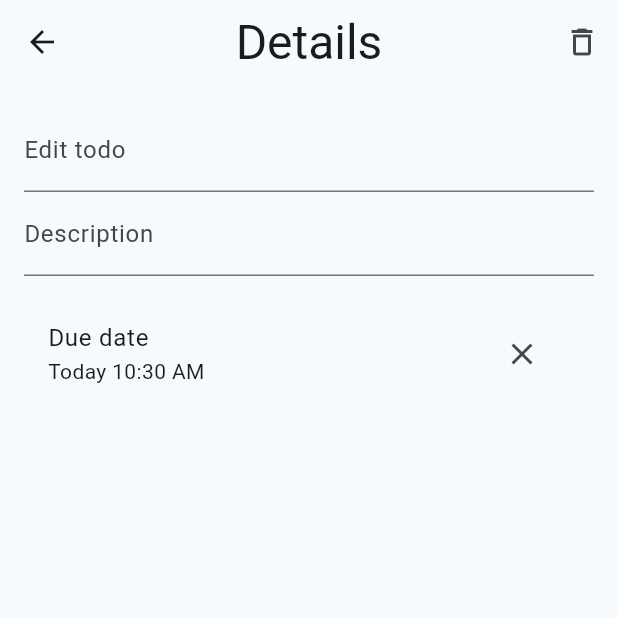
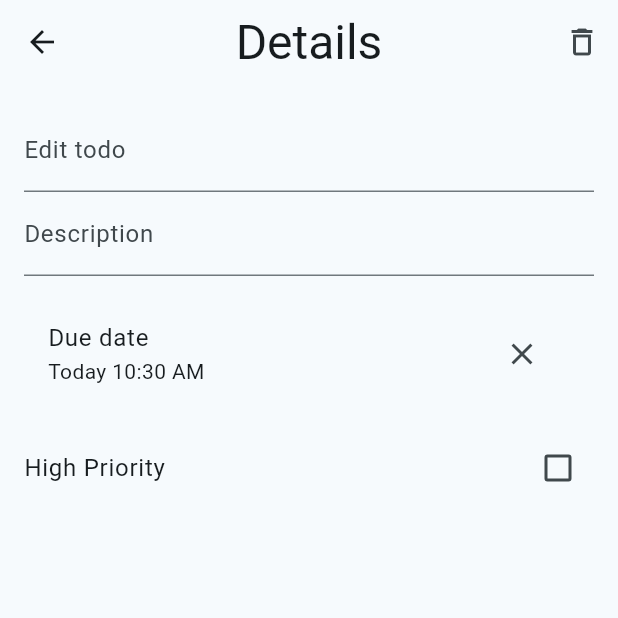
Before and after one commit to TheMedo/todo_fall_2024_0, a Flutter app: the DetailsScreen screen opened directly with empty values, on a phone screen of 412 x 824 dp, the top half of it. Run offline on Flutter 3.47's test engine with Material 3 defaults, Android fonts, the phone set to English and light mode, and no system bars; our stand-ins replace cloud_firestore, firebase_auth, firebase_core, flutter_local_notifications, google_sign_in and 2 more; missing offline and left inert: app_settings, dart:ffi; accounts and stored records are empty.

Commit message:
Add priority

```diff
--- a/lib/data/model/todo.dart
+++ b/lib/data/model/todo.dart
@@ -1,3 +1,5 @@
+import 'dart:ffi';
+
 import 'package:cloud_firestore/cloud_firestore.dart';
 
 class Todo {
@@ -8,6 +10,7 @@ class Todo {
   final DateTime? dueDate;
   final String userId;
   final String? description;
+  final bool priority;
 
   Todo({
     required this.id,
@@ -17,6 +20,7 @@ class Todo {
     required this.dueDate,
     required this.userId,
     required this.description,
+    required this.priority,
   });
 
   factory Todo.fromMap(String id, Map<String, dynamic> map) {
@@ -28,6 +32,7 @@ class Todo {
       dueDate: (map['dueDate'] as Timestamp?)?.toDate(),
       userId: map['userId']?.toString() ?? '',
       description: map['description']?.toString() ?? '',
+      priority: map['priority'] as bool? ?? false,
     );
   }
 
@@ -40,6 +45,7 @@ class Todo {
       'dueDate': dueDate == null ? null : Timestamp.fromDate(dueDate!),
       'userId': userId,
       'description': description,
+      'priority': priority,
     };
   }
 }
--- a/lib/screen/details/details_screen.dart
+++ b/lib/screen/details/details_screen.dart
@@ -30,6 +30,7 @@ class _DetailsScreenState extends State<DetailsScreen> {
   String? text;
   String? description;
   DateTime? dueDate;
+  bool? priority;
 
   @override
   void initState() {
@@ -37,6 +38,7 @@ class _DetailsScreenState extends State<DetailsScreen> {
     text = widget.todo.text;
     description = widget.todo.description;
     dueDate = widget.todo.dueDate;
+    priority = widget.todo.priority;
     _controller = TextEditingController(text: text);
     _descriptionController = TextEditingController(text: description);
   }
@@ -175,6 +177,27 @@ class _DetailsScreenState extends State<DetailsScreen> {
                         icon: Icon(Icons.close),
                       ),
               ),
+              SizedBox(height: 16),
+              Row(
+                mainAxisAlignment: MainAxisAlignment.spaceBetween,
+                children: [
+                  Text(
+                    'High Priority',
+                    style: Theme.of(context).textTheme.bodyLarge,
+                  ),
+                  Checkbox(
+                    value: priority ?? false,
+                    onChanged: (value) async {
+                      setState(() {
+                        priority = value;
+                      });
+                      if (value != null) {
+                        await _updatePriority(widget.todo.id, value);
+                      }
+                    },
+                  ),
+                ],
+              ),
             ],
           ),
         ),
@@ -230,6 +253,19 @@ Future<void> _setDueDate(String todoId, DateTime? dueDate) async {
     });
   } catch (e, st) {
     log('Error setting due date', error: e, stackTrace: st);
+  }
+}
+
+Future<void> _updatePriority(String todoId, bool priority) async {
+  try {
+    await FirebaseFirestore.instance
+        .collection(collectionTodo)
+        .doc(todoId)
+        .update({
+      'priority': priority,
+    });
+  } catch (e, st) {
+    log('Error updating priority', error: e, stackTrace: st);
   }
 }
 
--- a/lib/screen/home/home_screen.dart
+++ b/lib/screen/home/home_screen.dart
@@ -157,7 +157,10 @@ Stream<List<Todo>> _getTodosByUserId(String? userId) {
 }
 
 Future<void> _updateTodoStatus(String todoId, bool checked) async {
-  await FirebaseFirestore.instance.collection(collectionTodo).doc(todoId).update({
+  await FirebaseFirestore.instance
+      .collection(collectionTodo)
+      .doc(todoId)
+      .update({
     keyCompletedAt: checked ? FieldValue.serverTimestamp() : null,
   });
 }
```
